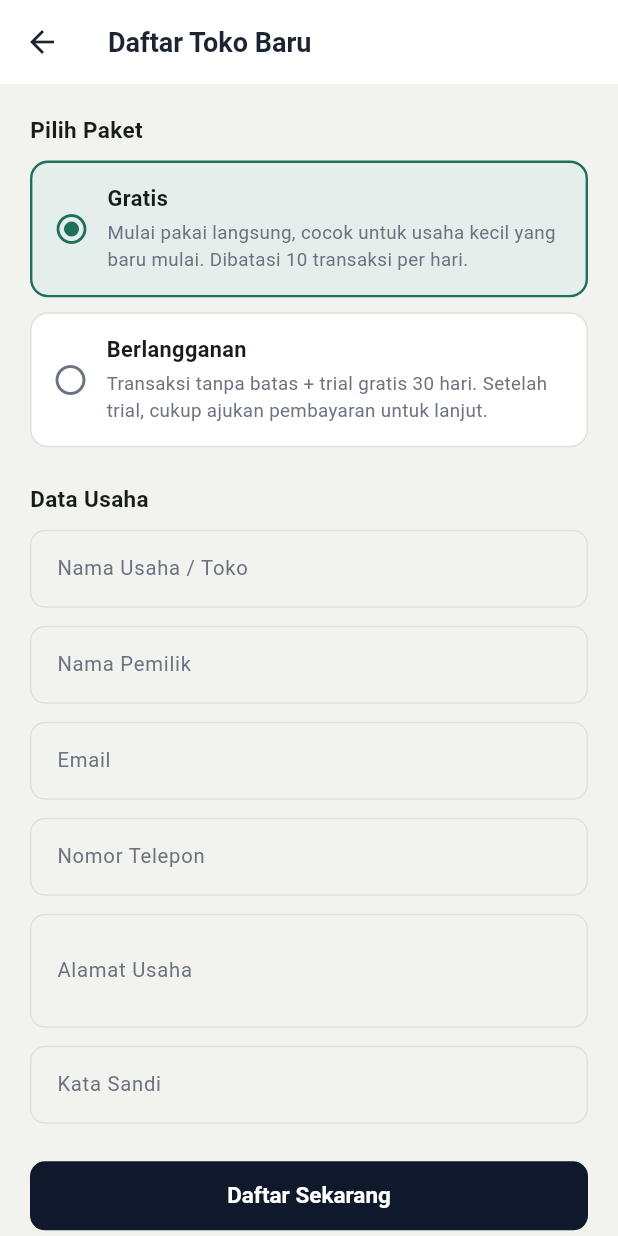
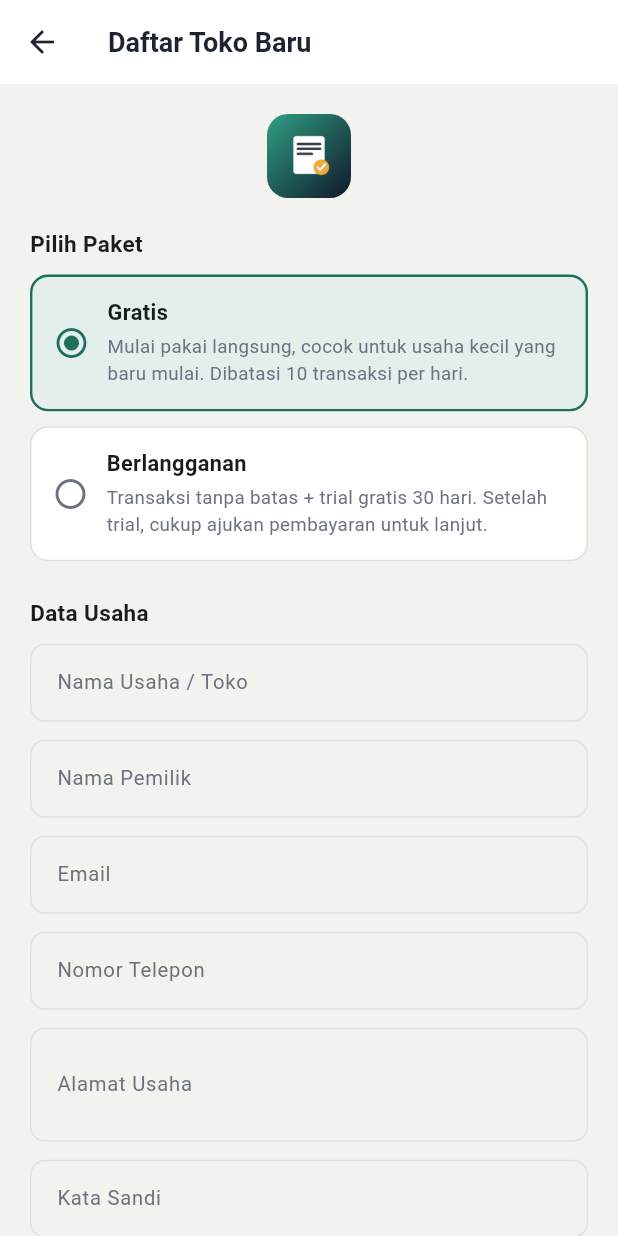
Before and after one commit to hersula/pos-mobile, a Flutter app: the screen it shows after launch, after a tap on "Daftar di sini", on a phone screen of 412 x 824 dp. Run offline on Flutter 3.47's test engine with Material 3 defaults, Android fonts, the phone set to English and light mode, and no system bars; our stand-ins replace dio, permission_handler, shared_preferences; missing offline and left inert: android_intent_plus, esc_pos_utils_plus, mobile_scanner, print_bluetooth_thermal; accounts and stored records are empty.

Commit message:
update icon

```diff
--- a/lib/features/auth/login_screen.dart
+++ b/lib/features/auth/login_screen.dart
@@ -68,11 +68,11 @@ class _LoginScreenState extends State<LoginScreen> {
                 crossAxisAlignment: CrossAxisAlignment.stretch,
                 children: [
                   const SizedBox(height: 40),
-                  Container(
-                    width: 56,
-                    height: 56,
-                    decoration: BoxDecoration(color: AppColors.ink, borderRadius: BorderRadius.circular(14)),
-                    child: const Icon(Icons.point_of_sale_rounded, color: Colors.white, size: 28),
+                  Center(
+                    child: ClipRRect(
+                      borderRadius: BorderRadius.circular(18),
+                      child: Image.asset('assets/icon/app_icon.png', width: 72, height: 72),
+                    ),
                   ),
                   const SizedBox(height: 20),
                   const Text('Masuk', style: TextStyle(fontSize: 26, fontWeight: FontWeight.w800, color: AppColors.ink)),
--- a/lib/features/auth/register_screen.dart
+++ b/lib/features/auth/register_screen.dart
@@ -82,6 +82,13 @@ class _RegisterScreenState extends State<RegisterScreen> {
             child: Column(
               crossAxisAlignment: CrossAxisAlignment.stretch,
               children: [
+                Center(
+                  child: ClipRRect(
+                    borderRadius: BorderRadius.circular(14),
+                    child: Image.asset('assets/icon/app_icon.png', width: 56, height: 56),
+                  ),
+                ),
+                const SizedBox(height: 20),
                 if (_error != null)
                   Container(
                     margin: const EdgeInsets.only(bottom: 16),
```
Also changed, not shown: pubspec.yaml (+16 -0 lines), assets/icon/app_icon.png (added), assets/icon/app_icon_background.png (added), assets/icon/app_icon_background.svg (added), assets/icon/app_icon_foreground.png (added), assets/icon/app_icon_foreground.svg (added), assets/icon/app_icon_source.svg (added), pubspec.lock, 1 other file.
